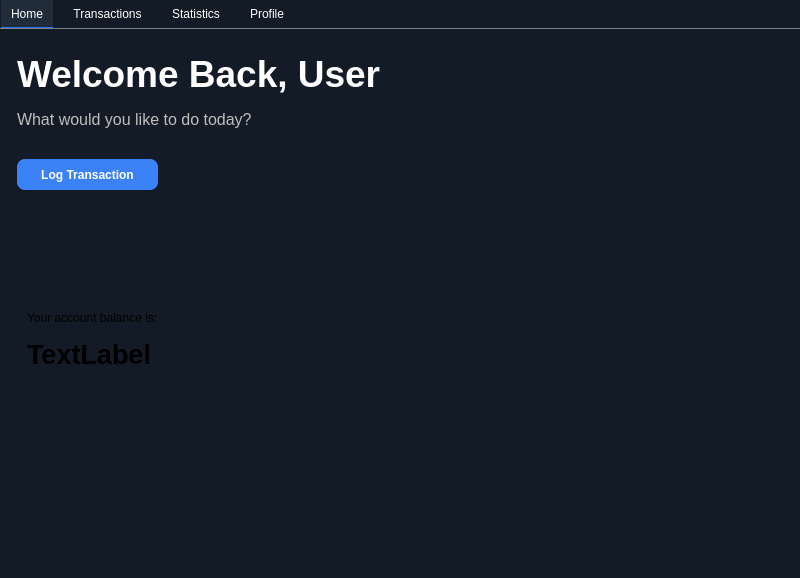
Old version of the form ui/main_window.ui in the repository codexagon/finwise.
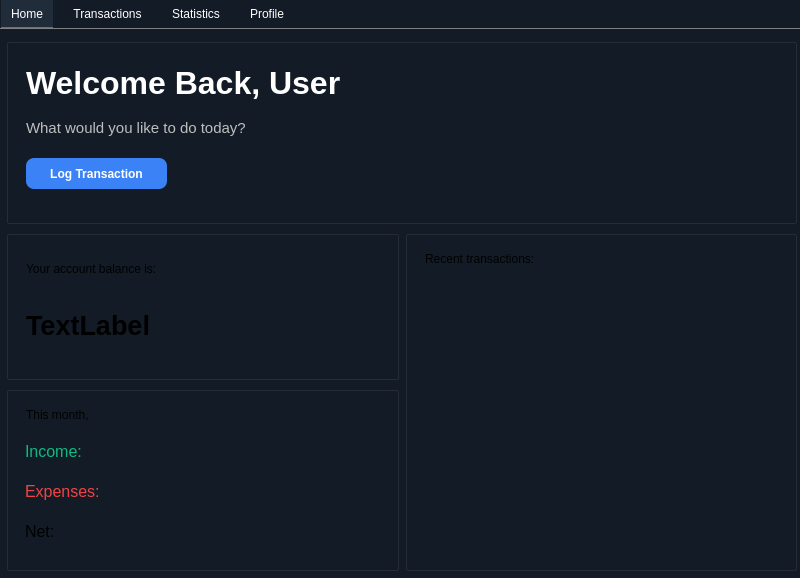
New version of the form.

Commit message:
feat: redesign home page layout and UI improvements
- Add monthly summary to the home page
- Display recent transactions on the home page
- Improved design of the transactions table in the transactions tab
- Group UI elements on the home and profile pages using QGroupBox

Diff of the .ui file:
```diff
--- a/ui/main_window.ui
+++ b/ui/main_window.ui
@@ -107,12 +107,89 @@
      <attribute name="title">
       <string>Home</string>
      </attribute>
+     <layout class="QGridLayout" name="gridLayout_2">
+      <item row="1" column="1" rowspan="2">
+       <widget class="QGroupBox" name="recentTransactionsBox">
+        <property name="styleSheet">
+         <string notr="true">QGroupBox {
+	border: 1px solid #2a2d3a;
+	background-color: rgb(33, 44, 58);
+    border-radius: 10px;
+    padding: 20px;
+	margin: 3px;
+}
+
+QGroupBox &gt; * {
+	background-color: rgb(33, 44, 58);
+}</string>
+        </property>
+        <property name="title">
+         <string/>
+        </property>
+        <widget class="QListWidget" name="recentTransactionsList">
+         <property name="geometry">
+          <rect>
+           <x>20</x>
+           <y>50</y>
+           <width>351</width>
+           <height>271</height>
+          </rect>
+         </property>
+         <property name="styleSheet">
+          <string notr="true">QListWidget {
+font-size: 14px;
+border: none;
+}
+
+QListWidget::item {
+padding: 5px;
+border-radius: 5px;
+}
+
+QListWidget::item:hover {
+background-color: #242938;
+}</string>
+         </property>
+        </widget>
+        <widget class="QLabel" name="recentTransactionsLabel">
+         <property name="geometry">
+          <rect>
+           <x>20</x>
+           <y>20</y>
+           <width>201</width>
+           <height>18</height>
+          </rect>
+         </property>
+         <property name="text">
+          <string>&lt;html&gt;&lt;head/&gt;&lt;body&gt;&lt;p&gt;Recent transactions:&lt;/p&gt;&lt;/body&gt;&lt;/html&gt;</string>
+         </property>
+        </widget>
+       </widget>
+      </item>
+      <item row="0" column="0" colspan="2">
+       <widget class="QGroupBox" name="greetingBox">
+        <property name="styleSheet">
+         <string notr="true">QGroupBox {
+	border: 1px solid #2a2d3a;
+	background-color: rgb(33, 44, 58);
+    border-radius: 10px;
+    padding: 20px;
+	margin: 3px;
+}
+
+QGroupBox &gt; QLabel {
+	background-color: rgb(33, 44, 58);
+}</string>
+        </property>
+        <property name="title">
+         <string/>
+        </property>
      <widget class="QLabel" name="titleLabel">
       <property name="geometry">
        <rect>
         <x>20</x>
         <y>20</y>
-        <width>761</width>
+           <width>721</width>
         <height>51</height>
        </rect>
       </property>
@@ -120,14 +197,14 @@
        <cursorShape>ArrowCursor</cursorShape>
       </property>
       <property name="text">
-       <string>&lt;html&gt;&lt;head/&gt;&lt;body&gt;&lt;p&gt;&lt;span style=&quot; font-size:28pt; font-weight:600; color:#ffffff;&quot;&gt;Welcome Back, User&lt;/span&gt;&lt;/p&gt;&lt;/body&gt;&lt;/html&gt;</string>
+          <string>&lt;html&gt;&lt;head/&gt;&lt;body&gt;&lt;p&gt;&lt;span style=&quot; font-size:24pt; font-weight:600; color:#ffffff;&quot;&gt;Welcome Back, User&lt;/span&gt;&lt;/p&gt;&lt;/body&gt;&lt;/html&gt;</string>
       </property>
      </widget>
      <widget class="QPushButton" name="logTransactionButton">
       <property name="geometry">
        <rect>
         <x>20</x>
-        <y>130</y>
+           <y>120</y>
         <width>141</width>
         <height>31</height>
        </rect>
@@ -167,15 +244,41 @@
        </rect>
       </property>
       <property name="text">
-       <string>&lt;html&gt;&lt;head/&gt;&lt;body&gt;&lt;p&gt;&lt;span style=&quot; font-size:12pt; color:#bebebe;&quot;&gt;What would you like to do today?&lt;/span&gt;&lt;/p&gt;&lt;/body&gt;&lt;/html&gt;</string>
-      </property>
-     </widget>
+          <string>&lt;html&gt;&lt;head/&gt;&lt;body&gt;&lt;p&gt;&lt;span style=&quot; font-size:11pt; color:#bebebe;&quot;&gt;What would you like to do today?&lt;/span&gt;&lt;/p&gt;&lt;/body&gt;&lt;/html&gt;</string>
+         </property>
+        </widget>
+       </widget>
+      </item>
+      <item row="1" column="0">
+       <widget class="QGroupBox" name="accountBalBox">
+        <property name="maximumSize">
+         <size>
+          <width>16777215</width>
+          <height>150</height>
+         </size>
+        </property>
+        <property name="styleSheet">
+         <string notr="true">QGroupBox {
+	border: 1px solid #2a2d3a;
+	background-color: rgb(33, 44, 58);
+    border-radius: 10px;
+    padding: 20px;
+	margin: 3px;
+}
+
+QGroupBox &gt; QLabel {
+	background-color: rgb(33, 44, 58);
+}</string>
+        </property>
+        <property name="title">
+         <string/>
+        </property>
      <widget class="QLabel" name="accountBalanceMain">
       <property name="geometry">
        <rect>
-        <x>30</x>
-        <y>300</y>
-        <width>151</width>
+           <x>20</x>
+           <y>70</y>
+           <width>191</width>
         <height>51</height>
        </rect>
       </property>
@@ -189,8 +292,8 @@
      <widget class="QLabel" name="accountBalanceMainLabel">
       <property name="geometry">
        <rect>
-        <x>30</x>
-        <y>280</y>
+           <x>20</x>
+           <y>30</y>
         <width>201</width>
         <height>18</height>
        </rect>
@@ -200,6 +303,101 @@
       </property>
      </widget>
     </widget>
+      </item>
+      <item row="2" column="0">
+       <widget class="QGroupBox" name="transactionSummaryBox">
+        <property name="styleSheet">
+         <string notr="true">QGroupBox {
+	border: 1px solid #2a2d3a;
+	background-color: rgb(33, 44, 58);
+    border-radius: 10px;
+    padding: 20px;
+	margin: 3px;
+}
+
+QGroupBox &gt; QLabel {
+	background-color: rgb(33, 44, 58);
+}</string>
+        </property>
+        <property name="title">
+         <string/>
+        </property>
+        <widget class="QLabel" name="monthSummaryLabel">
+         <property name="geometry">
+          <rect>
+           <x>20</x>
+           <y>20</y>
+           <width>201</width>
+           <height>18</height>
+          </rect>
+         </property>
+         <property name="text">
+          <string>&lt;html&gt;&lt;head/&gt;&lt;body&gt;&lt;p&gt;This month,&lt;/p&gt;&lt;/body&gt;&lt;/html&gt;</string>
+         </property>
+        </widget>
+        <widget class="QLabel" name="monthIncomeLabel">
+         <property name="geometry">
+          <rect>
+           <x>10</x>
+           <y>50</y>
+           <width>251</width>
+           <height>31</height>
+          </rect>
+         </property>
+         <property name="styleSheet">
+          <string notr="true">QLabel {
+font-size: 16px;
+padding: 5px;
+color: #10b981;
+}</string>
+         </property>
+         <property name="text">
+          <string>Income: </string>
+         </property>
+        </widget>
+        <widget class="QLabel" name="monthExpenseLabel">
+         <property name="geometry">
+          <rect>
+           <x>10</x>
+           <y>90</y>
+           <width>251</width>
+           <height>31</height>
+          </rect>
+         </property>
+         <property name="styleSheet">
+          <string notr="true">QLabel {
+font-size: 16px;
+padding: 5px;
+color: #ef4444;
+}</string>
+         </property>
+         <property name="text">
+          <string>Expenses:</string>
+         </property>
+        </widget>
+        <widget class="QLabel" name="monthNetLabel">
+         <property name="geometry">
+          <rect>
+           <x>10</x>
+           <y>130</y>
+           <width>251</width>
+           <height>31</height>
+          </rect>
+         </property>
+         <property name="styleSheet">
+          <string notr="true">QLabel {
+font-size: 16px;
+padding: 5px;
+}</string>
+         </property>
+         <property name="text">
+          <string>Net:</string>
+         </property>
+        </widget>
+       </widget>
+      </item>
+     </layout>
+    </widget>
     <widget class="QWidget" name="transactionsTab">
      <property name="cursor">
       <cursorShape>ArrowCursor</cursorShape>
```
Left out of the diff: 182 changed lines with no effect on the pictures. Lines whose indentation alone changed are shown as unchanged. The commit also changes 1 other file.
